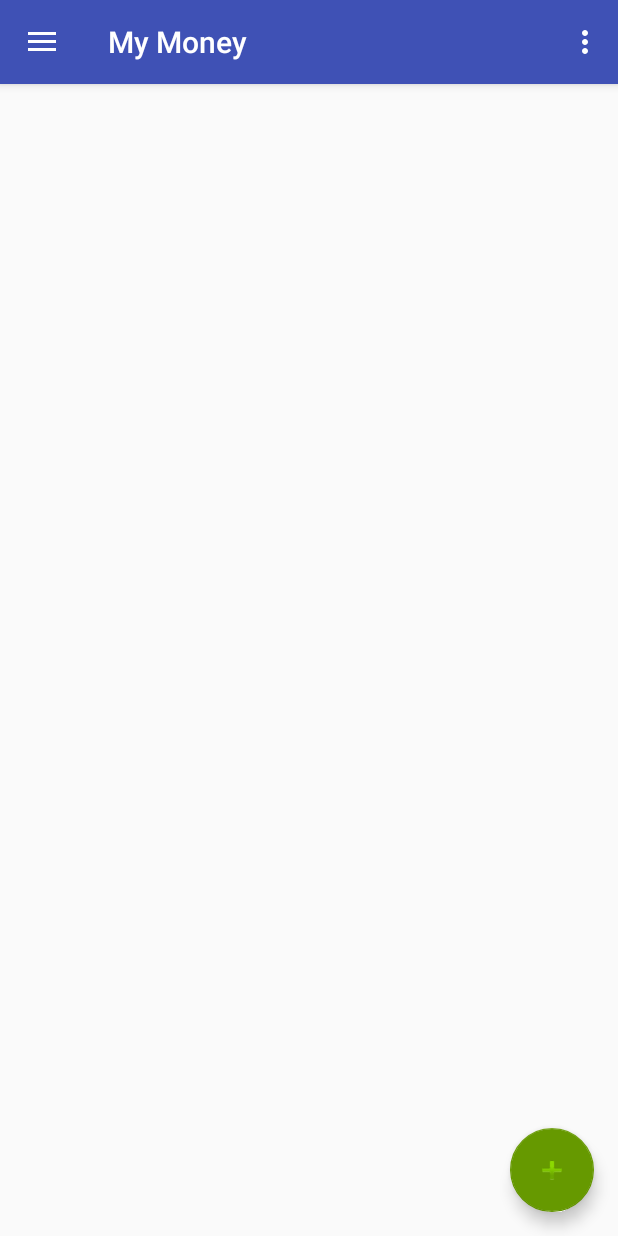
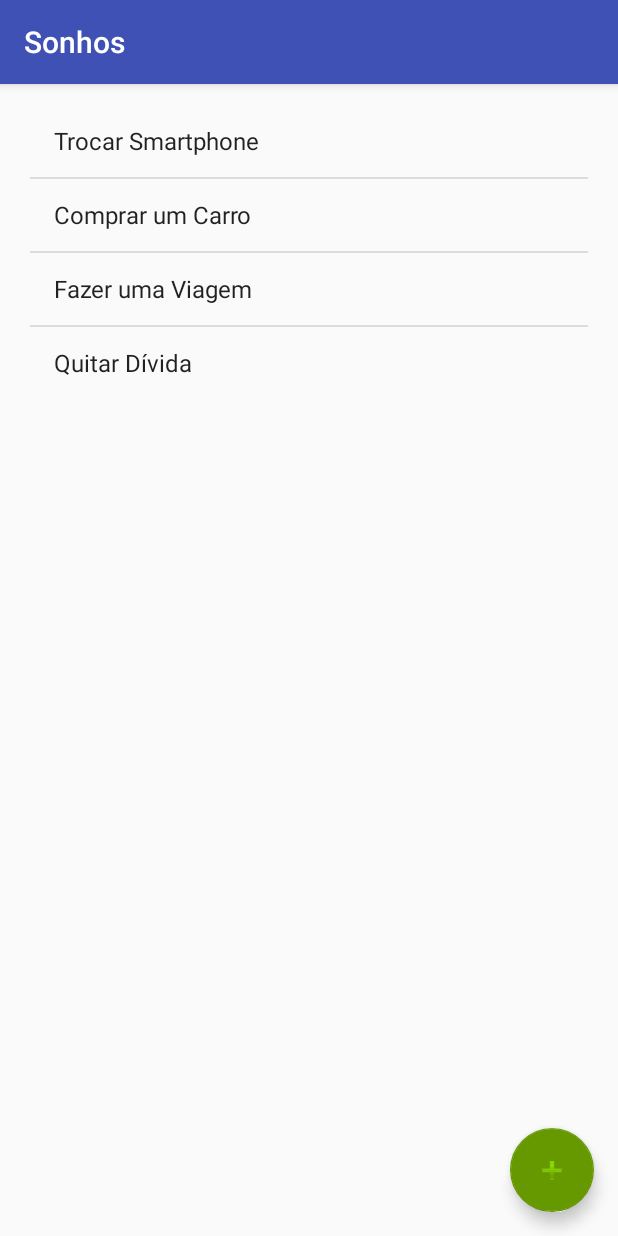
Before and after one commit to adryssonlima/MyMoney, an Android app: the screen it shows after launch (MainActivity before the commit, SonhosActivity after it), in the side drawer, after a tap on "Sonhos", on a phone screen of 412 x 824 dp. Run offline under Robolectric (Android 15) with nearby library versions, the phone set to English and light mode, and no system bars.

Commit message:
Implementação do layout de novas telas

```diff
--- a/app/src/main/java/com/example/adrysson/mymoney/MainActivity.java
+++ b/app/src/main/java/com/example/adrysson/mymoney/MainActivity.java
@@ -97,7 +97,8 @@ public class MainActivity extends AppCompatActivity
 
                 break;
             case R.id.nav_cloud:
-
+                Intent intentSonhos = new Intent(this, SonhosActivity.class);
+                startActivity(intentSonhos);
                 break;
             case R.id.nav_label:
                 Intent intentCategoria = new Intent(this, CategoriaActivity.class);
--- a/app/src/main/java/com/example/adrysson/mymoney/ReceitaActivity.java
+++ b/app/src/main/java/com/example/adrysson/mymoney/ReceitaActivity.java
@@ -8,13 +8,25 @@ import android.support.design.widget.Snackbar;
 import android.support.v7.app.AppCompatActivity;
 import android.support.v7.widget.Toolbar;
 import android.view.View;
+import android.widget.ArrayAdapter;
 import android.widget.DatePicker;
+import android.widget.Spinner;
 import android.widget.TextView;
 import android.widget.Toast;
 
 import java.util.Calendar;
 
 public class ReceitaActivity extends AppCompatActivity {
+
+    private String itensSpinner[] = {
+        "Alimentação",
+        "Educação",
+        "Moradia",
+        "Pagamentos",
+        "Roupa",
+        "Saúde",
+        "Transporte"
+    };
 
     private DatePicker datePicker;
     private Calendar calendar;
@@ -27,6 +39,12 @@ public class ReceitaActivity extends AppCompatActivity {
         setContentView(R.layout.activity_receita);
         Toolbar toolbar = (Toolbar) findViewById(R.id.toolbar);
         setSupportActionBar(toolbar);
+
+        // Adapatador do spinner
+        Spinner spinner = (Spinner) findViewById(R.id.spinner_categoria);
+        ArrayAdapter<String> adaptador = new ArrayAdapter<String>(this, android.R.layout.simple_spinner_item, itensSpinner);
+        adaptador.setDropDownViewResource(android.R.layout.simple_spinner_dropdown_item);
+        spinner.setAdapter(adaptador);
 
         dateView = (TextView) findViewById(R.id.button1);
         calendar = Calendar.getInstance();
--- /dev/null
+++ b/app/src/main/java/com/example/adrysson/mymoney/SonhosActivity.java
@@ -0,0 +1,64 @@
+package com.example.adrysson.mymoney;
+
+import android.content.Intent;
+import android.os.Bundle;
+import android.support.design.widget.FloatingActionButton;
+import android.support.design.widget.Snackbar;
+import android.support.v7.app.AppCompatActivity;
+import android.support.v7.widget.Toolbar;
+import android.view.View;
+import android.widget.AdapterView;
+import android.widget.ArrayAdapter;
+import android.widget.ListView;
+import android.widget.Toast;
+
+public class SonhosActivity extends AppCompatActivity implements AdapterView.OnItemClickListener {
+
+    private String itensList[] = {
+        "Trocar Smartphone",
+        "Comprar um Carro",
+        "Fazer uma Viagem",
+        "Quitar Dívida"
+    };
+
+    @Override
+    protected void onCreate(Bundle savedInstanceState) {
+        super.onCreate(savedInstanceState);
+        setContentView(R.layout.activity_sonhos);
+        Toolbar toolbar = (Toolbar) findViewById(R.id.toolbar);
+        setSupportActionBar(toolbar);
+
+        // Adapatador da lista
+        ListView list = (ListView) findViewById(R.id.list_sonhos);
+        ArrayAdapter<String> adaptador = new ArrayAdapter<String>(this, android.R.layout.simple_list_item_1, itensList);
+        list.setAdapter(adaptador);
+        list.setOnItemClickListener(this);
+
+        FloatingActionButton fab = (FloatingActionButton) findViewById(R.id.fab);
+        fab.setOnClickListener(new View.OnClickListener() {
+            @Override
+            public void onClick(View view) {
+                Intent intentCadastrarSonho = new Intent(SonhosActivity.this, CadastrarSonhoActivity.class);
+                startActivity(intentCadastrarSonho);
+//                Snackbar.make(view, "Replace with your own action", Snackbar.LENGTH_LONG)
+//                        .setAction("Action", null).show();
+            }
+        });
+    }
+
+    @Override
+    public void onItemClick(AdapterView<?> adapterView, View view, int posicao, long id) {
+        Object obj = adapterView.getAdapter().getItem(posicao);
+        if (obj != null) {
+//            String item = obj.toString();
+//            Intent intentSonhoDetalhes = new Intent(this, SonhoDetalhesActivity.class);
+//            intentSonhoDetalhes.putExtra("SONHO", item);
+//            startActivity(intentSonhoDetalhes);
+        } else {
+            Toast.makeText(this,
+                    "Nenhum item selecionado",
+                    Toast.LENGTH_LONG).show();
+        }
+    }
+
+}
--- a/app/src/main/res/layout/activity_categoria.xml
+++ b/app/src/main/res/layout/activity_categoria.xml
@@ -42,10 +42,10 @@
                 android:layout_marginTop="50dp">
 
                 <ListView
+                    android:id="@+id/list_categoria"
                     android:layout_width="wrap_content"
                     android:layout_height="wrap_content"
-                    android:layout_weight="1"
-                    android:entries="@array/array_categorias" />
+                    android:layout_weight="1" />
             </TableRow>
 
         </TableLayout>
--- a/app/src/main/res/layout/activity_despesa.xml
+++ b/app/src/main/res/layout/activity_despesa.xml
@@ -88,8 +88,7 @@
                     android:id="@+id/spinner_categoria"
                     android:layout_width="wrap_content"
                     android:layout_height="50dp"
-                    android:clickable="true"
-                    android:entries="@array/array_categorias" />
+                    android:clickable="true" />
             </TableRow>
             <TableRow
                 android:id="@+id/table_despesa_line4"
--- a/app/src/main/res/layout/activity_receita.xml
+++ b/app/src/main/res/layout/activity_receita.xml
@@ -87,8 +87,7 @@
                     android:id="@+id/spinner_categoria"
                     android:layout_width="wrap_content"
                     android:layout_height="50dp"
-                    android:clickable="true"
-                    android:entries="@array/array_categorias" />
+                    android:clickable="true" />
             </TableRow>
             <TableRow
                 android:id="@+id/table_despesa_line4"
--- /dev/null
+++ b/app/src/main/res/layout/activity_sonhos.xml
@@ -0,0 +1,64 @@
+<?xml version="1.0" encoding="utf-8"?>
+<android.support.design.widget.CoordinatorLayout xmlns:android="http://schemas.android.com/apk/res/android"
+    xmlns:app="http://schemas.android.com/apk/res-auto"
+    xmlns:tools="http://schemas.android.com/tools"
+    android:layout_width="match_parent"
+    android:layout_height="match_parent"
+    tools:context="com.example.adrysson.mymoney.SonhosActivity">
+
+    <android.support.design.widget.AppBarLayout
+        android:layout_width="match_parent"
+        android:layout_height="wrap_content"
+        android:theme="@style/AppTheme.AppBarOverlay">
+
+        <android.support.v7.widget.Toolbar
+            android:id="@+id/toolbar"
+            android:layout_width="match_parent"
+            android:layout_height="?attr/actionBarSize"
+            android:background="?attr/colorPrimary"
+            app:popupTheme="@style/AppTheme.PopupOverlay" />
+
+    </android.support.design.widget.AppBarLayout>
+
+    <include layout="@layout/content_sonhos" />
+
+    <LinearLayout
+        android:layout_height="wrap_content"
+        android:layout_width="match_parent"
+        android:orientation="horizontal" >
+
+        <TableLayout
+            android:id="@+id/table_sonhos"
+            android:layout_margin="10dp"
+            android:padding="10dp"
+            android:layout_width="match_parent"
+            android:layout_height="match_parent">
+
+            <TableRow
+                android:id="@+id/table_sonhos_line0"
+                android:layout_width="wrap_content"
+                android:layout_height="wrap_content"
+                android:layout_weight="1"
+                android:layout_marginTop="50dp">
+
+                <ListView
+                    android:id="@+id/list_sonhos"
+                    android:layout_width="wrap_content"
+                    android:layout_height="wrap_content"
+                    android:layout_weight="1" />
+            </TableRow>
+
+        </TableLayout>
+
+    </LinearLayout>
+
+    <android.support.design.widget.FloatingActionButton
+        android:id="@+id/fab"
+        android:layout_width="wrap_content"
+        android:layout_height="wrap_content"
+        android:layout_gravity="bottom|end"
+        android:layout_margin="@dimen/fab_margin"
+        app:backgroundTint="@android:color/holo_green_dark"
+        app:srcCompat="@android:drawable/ic_input_add" />
+
+</android.support.design.widget.CoordinatorLayout>
--- /dev/null
+++ b/app/src/main/res/layout/content_sonhos.xml
@@ -0,0 +1,11 @@
+<?xml version="1.0" encoding="utf-8"?>
+<android.support.constraint.ConstraintLayout xmlns:android="http://schemas.android.com/apk/res/android"
+    xmlns:app="http://schemas.android.com/apk/res-auto"
+    xmlns:tools="http://schemas.android.com/tools"
+    android:layout_width="match_parent"
+    android:layout_height="match_parent"
+    app:layout_behavior="@string/appbar_scrolling_view_behavior"
+    tools:context="com.example.adrysson.mymoney.SonhosActivity"
+    tools:showIn="@layout/activity_sonhos">
+
+</android.support.constraint.ConstraintLayout>
```
Also changed, not shown: app/src/main/AndroidManifest.xml (+9 -0 lines), app/src/main/java/com/example/adrysson/mymoney/CadastrarSonhoActivity.java (added, +46 -0 lines), app/src/main/java/com/example/adrysson/mymoney/CategoriaActivity.java (+36 -3 lines), app/src/main/java/com/example/adrysson/mymoney/CategoriaDetalhesActivity.java (added, +21 -0 lines), app/src/main/java/com/example/adrysson/mymoney/DespesaActivity.java (+16 -0 lines), app/src/main/res/layout/activity_cadastrar_sonho.xml (added, +253 -0 lines), app/src/main/res/layout/activity_categoria_detalhes.xml (added, +20 -0 lines), app/src/main/res/layout/content_cadastrar_sonho.xml (added, +11 -0 lines), app/src/main/res/values/strings.xml (+5 -16 lines).
